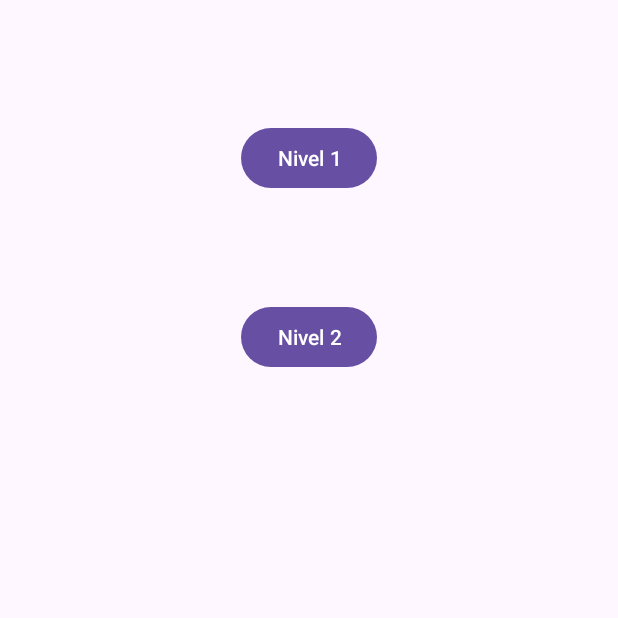
After one commit to mikGomez/Kotlin_Geoguessr, an Android app: the LevelSelector screen opened directly, with no data from a screen before it, on a phone screen of 412 x 824 dp, the top half of it. The commit adds this screen. Run offline under Robolectric (Android 15) with nearby library versions, the phone set to English and light mode, and no system bars.

Commit message:
Selector de niveles y preparado para cambiar imagenes segun que nivel

```diff
--- a/app/src/main/AndroidManifest.xml
+++ b/app/src/main/AndroidManifest.xml
@@ -12,6 +12,9 @@
         android:supportsRtl="true"
         android:theme="@style/Theme.Geoguessr"
         tools:targetApi="31">
+        <activity
+            android:name=".LevelSelector"
+            android:exported="false" />
         <activity
             android:name=".MapsGame"
             android:exported="false" />
--- /dev/null
+++ b/app/src/main/java/com/example/geoguessr/LevelSelector.kt
@@ -0,0 +1,31 @@
+package com.example.geoguessr
+
+import android.content.Context
+import android.content.Intent
+import androidx.appcompat.app.AppCompatActivity
+import android.os.Bundle
+import com.example.geoguessr.databinding.ActivityLeverselectorBinding
+
+class LevelSelector : AppCompatActivity() {
+
+    lateinit var binding: ActivityLeverselectorBinding
+    override fun onCreate(savedInstanceState: Bundle?) {
+        super.onCreate(savedInstanceState)
+        binding = ActivityLeverselectorBinding.inflate(layoutInflater)
+        setContentView(binding.root)
+
+        binding.btnLevel1.setOnClickListener {
+            openImages(this,1)
+        }
+        binding.btnLevel2.setOnClickListener {
+            openImages(this,2)
+        }
+    }
+
+    private fun openImages(context: Context, level:Int) {
+        val intent = Intent(context, MainActivity::class.java)
+        // Pasa la posición como un extra en el Intent
+        intent.putExtra("levelGame", level)
+        context.startActivity(intent)
+    }
+}
--- a/app/src/main/java/com/example/geoguessr/MapsGame.kt
+++ b/app/src/main/java/com/example/geoguessr/MapsGame.kt
@@ -32,5 +32,6 @@ class MapsGame : AppCompatActivity() {
     }
 
     private fun launch1() {
+
     }
 }
--- /dev/null
+++ b/app/src/main/res/layout/activity_leverselector.xml
@@ -0,0 +1,31 @@
+<?xml version="1.0" encoding="utf-8"?>
+<androidx.constraintlayout.widget.ConstraintLayout xmlns:android="http://schemas.android.com/apk/res/android"
+    xmlns:app="http://schemas.android.com/apk/res-auto"
+    xmlns:tools="http://schemas.android.com/tools"
+    android:id="@+id/btn1"
+    android:layout_width="match_parent"
+    android:layout_height="match_parent"
+    tools:context=".LevelSelector">
+
+    <Button
+        android:id="@+id/btnLevel1"
+        android:layout_width="wrap_content"
+        android:layout_height="wrap_content"
+        android:text="@string/btnLevel1"
+        app:layout_constraintBottom_toBottomOf="parent"
+        app:layout_constraintEnd_toEndOf="parent"
+        app:layout_constraintStart_toStartOf="parent"
+        app:layout_constraintTop_toTopOf="parent"
+        app:layout_constraintVertical_bias="0.105" />
+
+    <Button
+        android:id="@+id/btnLevel2"
+        android:layout_width="wrap_content"
+        android:layout_height="wrap_content"
+        android:text="@string/btnLevel2"
+        app:layout_constraintBottom_toBottomOf="parent"
+        app:layout_constraintEnd_toEndOf="parent"
+        app:layout_constraintStart_toStartOf="parent"
+        app:layout_constraintTop_toTopOf="parent"
+        app:layout_constraintVertical_bias="0.259" />
+</androidx.constraintlayout.widget.ConstraintLayout>
--- a/app/src/main/res/values/strings.xml
+++ b/app/src/main/res/values/strings.xml
@@ -4,4 +4,8 @@
     <string name="idGoogle" translatable="false">17691969973-01glq0fu95bncg9fdaebj1hieperm22m.apps.googleusercontent.com</string>
     <!--LOGIN-->
     <string name="botonGoogle">Iniciar Sesion</string>
+
+    <!-- NIVELES -->
+    <string name="btnLevel1">Nivel 1</string>
+    <string name="btnLevel2">Nivel 2</string>
 </resources>
```
Also changed, not shown: app/src/main/java/com/example/geoguessr/Login.kt (+4 -4 lines), app/src/main/java/com/example/geoguessr/MainActivity.kt (+11 -0 lines).
